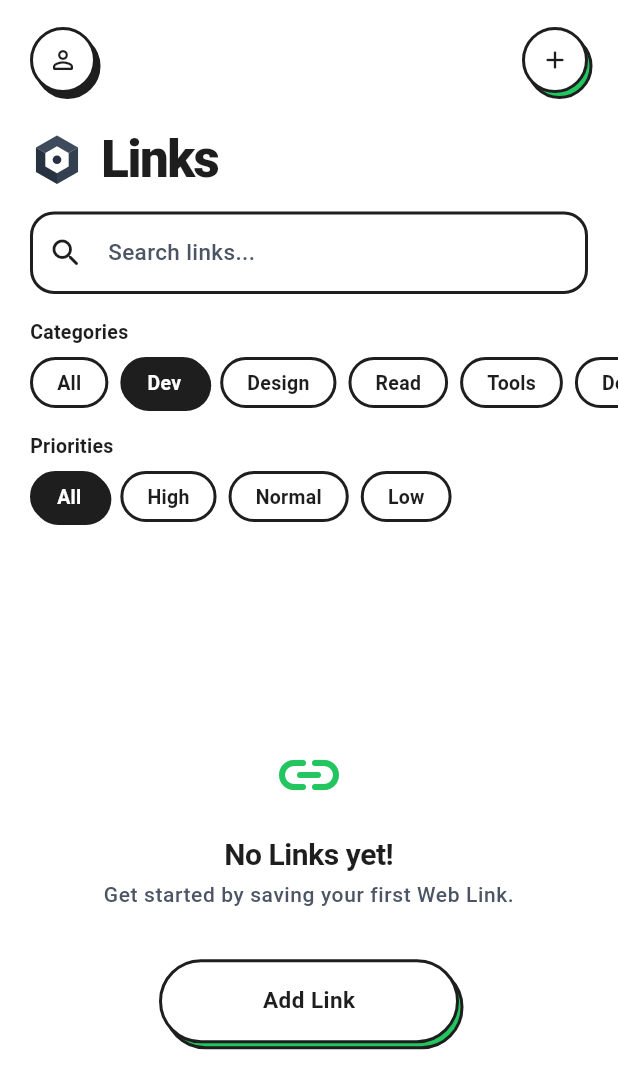
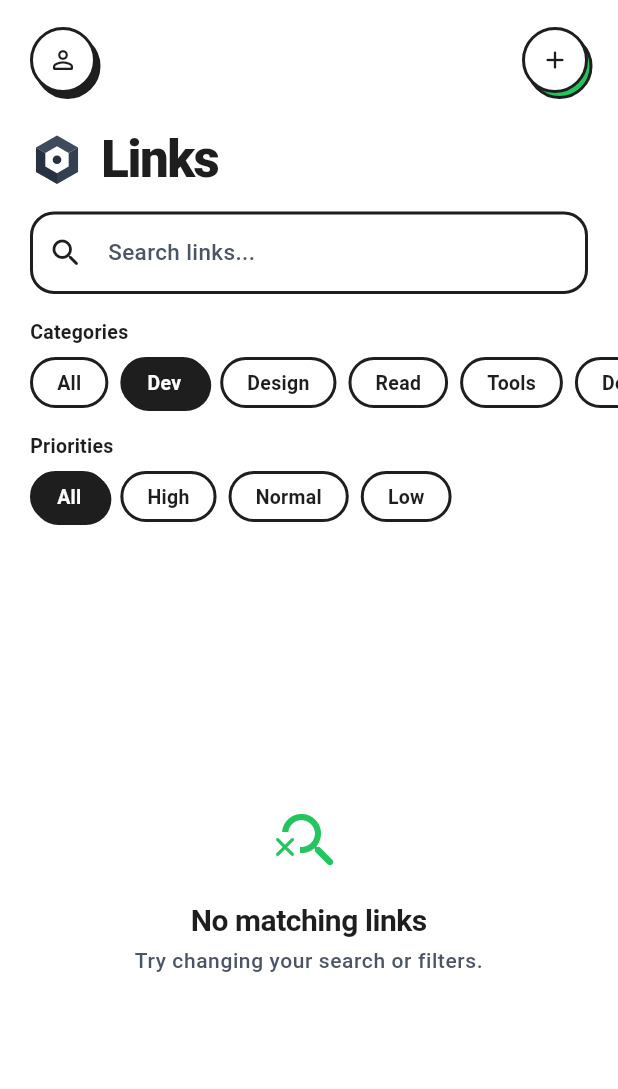
Before and after one commit to Kunjshingala/LinkHive, a Flutter app: the screen it shows after launch, after a tap on "Dev", on a phone screen of 412 x 824 dp. Shown: the top 1089 px of the screen. Run offline on Flutter 3.47's test engine with Material 3 defaults, Android fonts, the phone set to English and light mode, and no system bars; our stand-ins replace cached_network_image, cloud_firestore, equatable, firebase_auth, firebase_core, flutter_bloc and 9 more; missing offline and left inert: receive_sharing_intent; accounts and stored records are empty.

Commit message:
fix(home): distinguish empty search results

```diff
--- a/lib/features/home/home.dart
+++ b/lib/features/home/home.dart
@@ -107,7 +107,7 @@ class _HomeScreenContentState extends State<_HomeScreenContent> {
                       final links = state is LinksLoaded ? state.links : [];
 
                       if (links.isEmpty) {
-                        return _buildEmptyState(context);
+                        return _buildEmptyState(context, state is LinksLoaded && state.hasActiveFilter);
                       }
 
                       return RefreshIndicator(
@@ -342,7 +342,29 @@ class _HomeScreenContentState extends State<_HomeScreenContent> {
     );
   }
 
-  Widget _buildEmptyState(BuildContext context) {
+  Widget _buildEmptyState(BuildContext context, bool hasActiveFilter) {
+    if (hasActiveFilter) {
+      return Center(
+        child: Padding(
+          padding: EdgeInsets.all(AppSpacing.xl),
+          child: Column(
+            mainAxisSize: MainAxisSize.min,
+            children: [
+              Icon(Icons.search_off_rounded, color: AppColors.success, size: 48),
+              SizedBox(height: AppSpacing.md),
+              Text(context.l10n.homeNoResultsTitle, style: Theme.of(context).textTheme.titleLarge!),
+              SizedBox(height: AppSpacing.xs),
+              Text(
+                context.l10n.homeNoResultsSubtitle,
+                style: Theme.of(context).textTheme.bodySmall!,
+                textAlign: TextAlign.center,
+              ),
+            ],
+          ),
+        ),
+      );
+    }
+
     return Center(
       child: Column(
         mainAxisAlignment: MainAxisAlignment.center,
--- a/lib/features/links/bloc/link_state.dart
+++ b/lib/features/links/bloc/link_state.dart
@@ -46,6 +46,9 @@ class LinksLoaded extends LinkState {
     this.customCategories = const [],
   });
 
+  bool get hasActiveFilter =>
+      searchQuery.trim().isNotEmpty || activeCategory != 'All' || activePriority != 'All';
+
   @override
   List<Object?> get props => [
     links,
--- a/lib/l10n/app_ar.arb
+++ b/lib/l10n/app_ar.arb
@@ -1,4 +1,6 @@
 {
+  "homeNoResultsTitle": "لا توجد روابط مطابقة",
+  "homeNoResultsSubtitle": "جرّب تغيير البحث أو عوامل التصفية.",
   "@@locale": "ar",
   "appTitle": "LinkHive",
   "homeTitle": "الروابط",
--- a/lib/l10n/app_en.arb
+++ b/lib/l10n/app_en.arb
@@ -1,4 +1,6 @@
 {
+  "homeNoResultsTitle": "No matching links",
+  "homeNoResultsSubtitle": "Try changing your search or filters.",
   "@@locale": "en",
   "appTitle": "LinkHive",
   "homeTitle": "Links",
--- a/lib/l10n/app_gu.arb
+++ b/lib/l10n/app_gu.arb
@@ -1,4 +1,6 @@
 {
+  "homeNoResultsTitle": "કોઈ મેળ ખાતી લિંક નથી",
+  "homeNoResultsSubtitle": "તમારી શોધ અથવા ફિલ્ટર બદલીને જુઓ.",
   "@@locale": "gu",
   "appTitle": "LinkHive",
   "homeTitle": "લિંક્સ",
--- a/lib/l10n/app_hi.arb
+++ b/lib/l10n/app_hi.arb
@@ -1,4 +1,6 @@
 {
+  "homeNoResultsTitle": "कोई मेल खाता लिंक नहीं",
+  "homeNoResultsSubtitle": "अपनी खोज या फ़िल्टर बदलकर देखें।",
   "@@locale": "hi",
   "appTitle": "LinkHive",
   "homeTitle": "लिंक्स",
--- a/lib/l10n/localization/app_localizations.dart
+++ b/lib/l10n/localization/app_localizations.dart
@@ -107,6 +107,10 @@ abstract class AppLocalizations {
   /// In en, this message translates to:
   /// **'LinkHive'**
   String get appTitle;
+
+  String get homeNoResultsTitle;
+
+  String get homeNoResultsSubtitle;
 
   /// No description provided for @homeTitle.
   ///
--- a/lib/l10n/localization/app_localizations_ar.dart
+++ b/lib/l10n/localization/app_localizations_ar.dart
@@ -10,6 +10,12 @@ class AppLocalizationsAr extends AppLocalizations {
 
   @override
   String get appTitle => 'LinkHive';
+
+  @override
+  String get homeNoResultsTitle => 'لا توجد روابط مطابقة';
+
+  @override
+  String get homeNoResultsSubtitle => 'جرّب تغيير البحث أو عوامل التصفية.';
 
   @override
   String get homeTitle => 'الروابط';
--- a/lib/l10n/localization/app_localizations_en.dart
+++ b/lib/l10n/localization/app_localizations_en.dart
@@ -10,6 +10,12 @@ class AppLocalizationsEn extends AppLocalizations {
 
   @override
   String get appTitle => 'LinkHive';
+
+  @override
+  String get homeNoResultsTitle => 'No matching links';
+
+  @override
+  String get homeNoResultsSubtitle => 'Try changing your search or filters.';
 
   @override
   String get homeTitle => 'Links';
--- a/lib/l10n/localization/app_localizations_gu.dart
+++ b/lib/l10n/localization/app_localizations_gu.dart
@@ -10,6 +10,12 @@ class AppLocalizationsGu extends AppLocalizations {
 
   @override
   String get appTitle => 'LinkHive';
+
+  @override
+  String get homeNoResultsTitle => 'કોઈ મેળ ખાતી લિંક નથી';
+
+  @override
+  String get homeNoResultsSubtitle => 'તમારી શોધ અથવા ફિલ્ટર બદલીને જુઓ.';
 
   @override
   String get homeTitle => 'લિંક્સ';
--- a/lib/l10n/localization/app_localizations_hi.dart
+++ b/lib/l10n/localization/app_localizations_hi.dart
@@ -10,6 +10,12 @@ class AppLocalizationsHi extends AppLocalizations {
 
   @override
   String get appTitle => 'LinkHive';
+
+  @override
+  String get homeNoResultsTitle => 'कोई मेल खाता लिंक नहीं';
+
+  @override
+  String get homeNoResultsSubtitle => 'अपनी खोज या फ़िल्टर बदलकर देखें।';
 
   @override
   String get homeTitle => 'लिंक्स';
```
